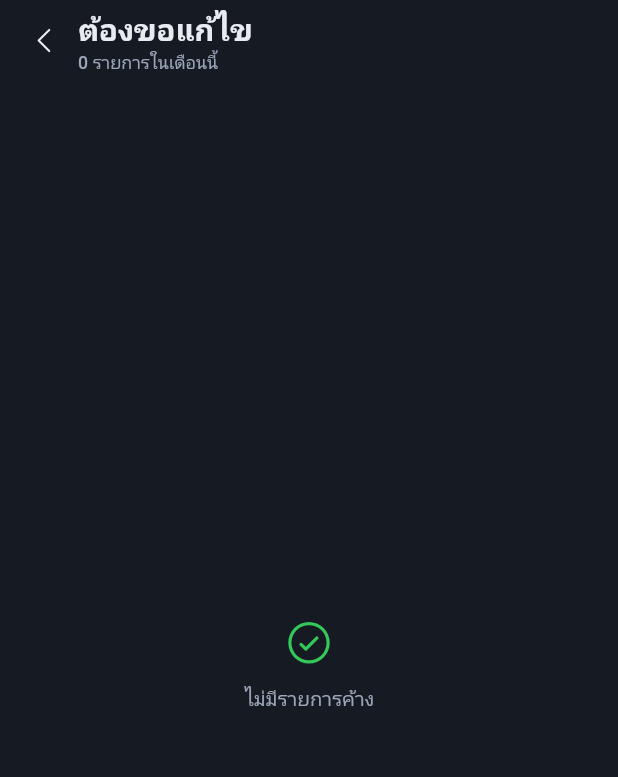
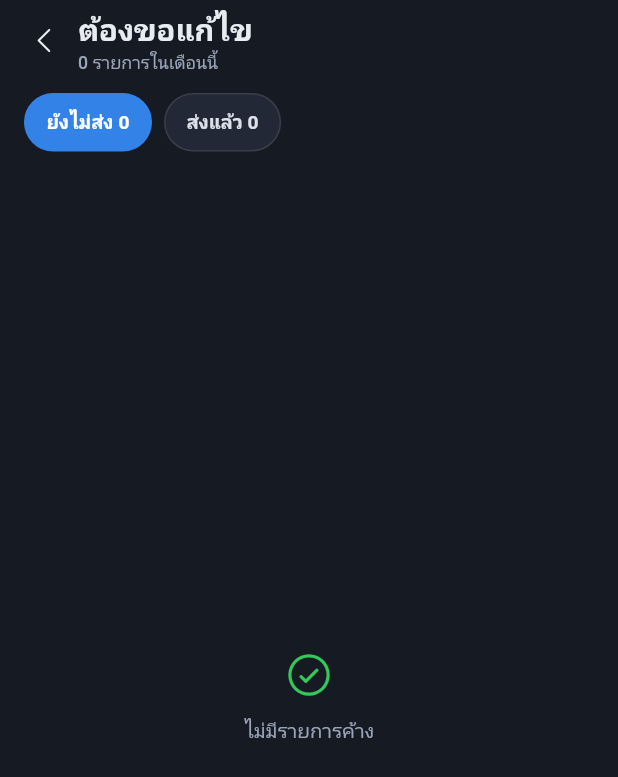
Before and after one commit to BMS-UXUI-GIT/BMS-FaceEnroll, a Flutter app: the FixRequestView screen opened by its route, on a phone screen of 412 x 824 dp. Shown: the top 777 px of the screen. Run offline on Flutter 3.47's test engine with Material 3 defaults, Android fonts, the phone set to English and light mode, and no system bars; our stand-ins replace audioplayers, battery_plus, camera, fl_chart, geolocator, get and 6 more; missing offline and left inert: google_mlkit_face_detection, network_info_plus, screen_brightness; accounts and stored records are empty.

Commit message:
feat(dashboard): split the fix-request page by request status
Two chips above the list — ยังไม่ส่ง / ส่งแล้ว, each with its count — so a
day disappears from the to-do side once its request goes in and the card
switches to แก้ไขคำขอ. Submitting from the sheet reports back through the
bottom sheet's result and moves the day across.

Which days have been submitted is held in memory only: there is no
endpoint yet, and the real version has to read request status from the
backend rather than remember it in the app.

Co-Authored-By: Claude Opus 5 (1M context) <noreply@anthropic.com>

```diff
--- a/lib/app/modules/dashboard/dashboard_view.dart
+++ b/lib/app/modules/dashboard/dashboard_view.dart
@@ -3692,18 +3692,34 @@ class _ShiftPainter extends CustomPainter {
 ///
 /// อ่านอย่างเดียว: รวมวันที่ลงเวลาไม่ครบ/สแกนนอกพื้นที่ไว้ที่เดียว พร้อมบอกว่าติดต่อใคร
 /// (ตัวแอปแก้เวลาเองไม่ได้ — ต้องให้หัวหน้าเวรหรือฝ่ายบุคคลแก้ในระบบหลัง)
-class FixRequestView extends StatelessWidget {
+class FixRequestView extends StatefulWidget {
   const FixRequestView({super.key});
+
+  /// วันที่ที่ส่งคำขอไปแล้วในเซสชันนี้ — ต้นแบบยังไม่มีที่เก็บจริง
+  /// (ของจริงต้องอ่านสถานะคำขอจาก backend ไม่ใช่จำไว้ในแอป)
+  static final Set<String> sentDates = <String>{};
+
+  @override
+  State<FixRequestView> createState() => _FixRequestViewState();
+}
+
+class _FixRequestViewState extends State<FixRequestView> {
+  /// แท็บสถานะ: false = ยังไม่ส่ง (ค่าเริ่มต้น คือที่ยังต้องทำ) · true = ส่งแล้ว
+  bool _showSent = false;
 
   @override
   Widget build(BuildContext context) {
     _D.useScale(context); // ต้องมาก่อนทุก _D.* ของเฟรมนี้
     final args = (Get.arguments as Map?)?.cast<String, dynamic>() ?? const {};
-    final rows = ((args['rows'] as List?) ?? const [])
+    final all = ((args['rows'] as List?) ?? const [])
         .whereType<Map>()
         .map((e) => e.cast<String, dynamic>())
         .toList();
     final contact = '${args['contact'] ?? ''}'.trim();
+    final sent = FixRequestView.sentDates;
+    final rows = all
+        .where((r) => sent.contains('${r['date']}') == _showSent)
+        .toList();
 
     return MediaQuery.withClampedTextScaling(
       maxScaleFactor: _D._maxTextScale,
@@ -3714,7 +3730,14 @@ class FixRequestView extends StatelessWidget {
           child: Column(
             crossAxisAlignment: CrossAxisAlignment.stretch,
             children: [
-              _header(rows.length),
+              _header(all.length),
+              _statusTabs(
+                pending: all
+                    .where((r) => !sent.contains('${r['date']}'))
+                    .length,
+                sent: all.where((r) => sent.contains('${r['date']}')).length,
+              ),
+              const SizedBox(height: 4),
               Expanded(
                 child: rows.isEmpty
                     ? _empty()
@@ -3779,13 +3802,61 @@ class FixRequestView extends StatelessWidget {
     ),
   );
 
+  /// ชิปสลับดูรายการที่ยังไม่ส่ง / ส่งไปแล้ว
+  Widget _statusTabs({required int pending, required int sent}) => Padding(
+    padding: const EdgeInsets.symmetric(horizontal: 16),
+    child: Row(
+      children: [
+        _tab('ยังไม่ส่ง', pending, !_showSent, () {
+          setState(() => _showSent = false);
+        }),
+        const SizedBox(width: 8),
+        _tab('ส่งแล้ว', sent, _showSent, () {
+          setState(() => _showSent = true);
+        }),
+      ],
+    ),
+  );
+
+  Widget _tab(String label, int count, bool on, VoidCallback onTap) => Tappable(
+    onTap: onTap,
+    borderRadius: BorderRadius.circular(100),
+    splash: _D.accent,
+    child: AnimatedContainer(
+      duration: const Duration(milliseconds: 160),
+      padding: const EdgeInsets.symmetric(horizontal: 14, vertical: 9),
+      decoration: BoxDecoration(
+        color: on ? _D.accentActive : _D.card,
+        borderRadius: BorderRadius.circular(100),
+        border: Border.all(color: on ? _D.accentActive : _D.hairline),
+      ),
+      child: Text(
+        '$label $count',
+        style: _D.body(
+          size: 12.5,
+          weight: FontWeight.w600,
+          color: on ? _D.on : _D.sub,
+        ),
+      ),
+    ),
+  );
+
   Widget _empty() => Center(
     child: Column(
       mainAxisSize: MainAxisSize.min,
       children: [
-        Icon(PhosphorIconsRegular.checkCircle, size: 34, color: _D.ok),
+        Icon(
+          _showSent
+              ? PhosphorIconsRegular.paperPlaneTilt
+              : PhosphorIconsRegular.checkCircle,
+          size: 34,
+          color: _showSent ? _D.muted : _D.ok,
+        ),
         const SizedBox(height: 10),
-        Text('ไม่มีรายการค้าง', style: _D.body(size: 13, color: _D.muted)),
+        Text(
+          _showSent ? 'ยังไม่ได้ส่งคำขอไหน' : 'ไม่มีรายการค้าง',
+          style: _D.body(size: 13, color: _D.muted),
+        ),
       ],
     ),
   );
@@ -3805,12 +3876,16 @@ class FixRequestView extends StatelessWidget {
     );
   }
 
-  void _openSheet(Map<String, dynamic> r) => Get.bottomSheet(
-    _FixRequestSheet(row: r),
-    isScrollControlled: true,
-    backgroundColor: Colors.transparent,
-    ignoreSafeArea: false,
-  );
+  Future<void> _openSheet(Map<String, dynamic> r) async {
+    final ok = await Get.bottomSheet<bool>(
+      _FixRequestSheet(row: r),
+      isScrollControlled: true,
+      backgroundColor: Colors.transparent,
+      ignoreSafeArea: false,
+    );
+    if (ok != true || !mounted) return;
+    setState(() => FixRequestView.sentDates.add('${r['date']}'));
+  }
 
   Widget _cardBox(
     Map<String, dynamic> r,
@@ -3869,7 +3944,9 @@ class FixRequestView extends StatelessWidget {
                 ),
               ),
               Text(
-                'ขอแก้ไข',
+                FixRequestView.sentDates.contains('${r['date']}')
+                    ? 'แก้ไขคำขอ'
+                    : 'ขอแก้ไข',
                 style: _D.body(
                   size: 11.5,
                   weight: FontWeight.w600,
@@ -4022,7 +4099,7 @@ class _FixRequestSheetState extends State<_FixRequestSheet> {
   void _submit() {
     if (!_ready) return;
     // ต้นแบบ: ยังไม่ส่งออกนอกเครื่อง — ต่อ API ตรงนี้เมื่อมี endpoint
-    Get.back();
+    Get.back(result: true);
     Get.snackbar(
       'บันทึกคำขอแล้ว',
       // อย่าบอกว่า "ส่งให้หัวหน้าเวรแล้ว" — ยังไม่มีอะไรออกจากเครื่องจริง ๆ
```
